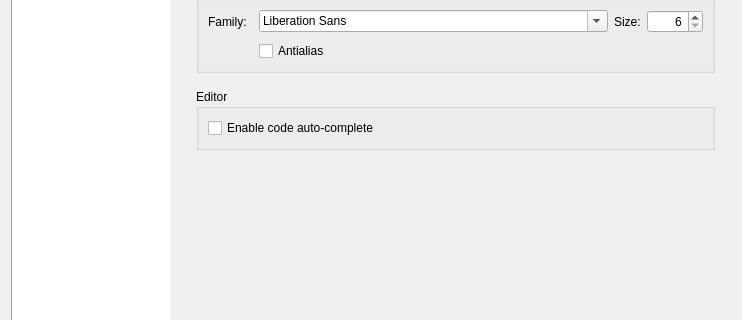
Above: src/dialogs/dialogpreferences.ui from sanny32/OpenModSim before the change; both pictures show x 0 to 742 and y 83 to 403 of the 742 by 574 pixel window. Below: the same form after it.
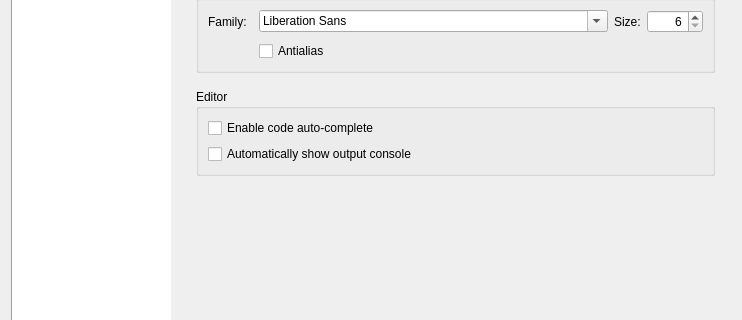
That is the form after the change. The open tabs and pages were chosen to show the change. Icons and pictures are not drawn. Custom widgets are drawn as their Qt base class.

Commit message: feat: Added preference 'Automatically show output console'

```diff
--- a/src/dialogs/dialogpreferences.ui
+++ b/src/dialogs/dialogpreferences.ui
@@ -767,6 +767,13 @@
                   </property>
                  </widget>
                 </item>
+                <item>
+                 <widget class="QCheckBox" name="checkBoxAutoShowConsole">
+                  <property name="text">
+                   <string>Automatically show output console</string>
+                  </property>
+                 </widget>
+                </item>
                </layout>
               </widget>
              </item>
```
The commit also changes 9 other files.
